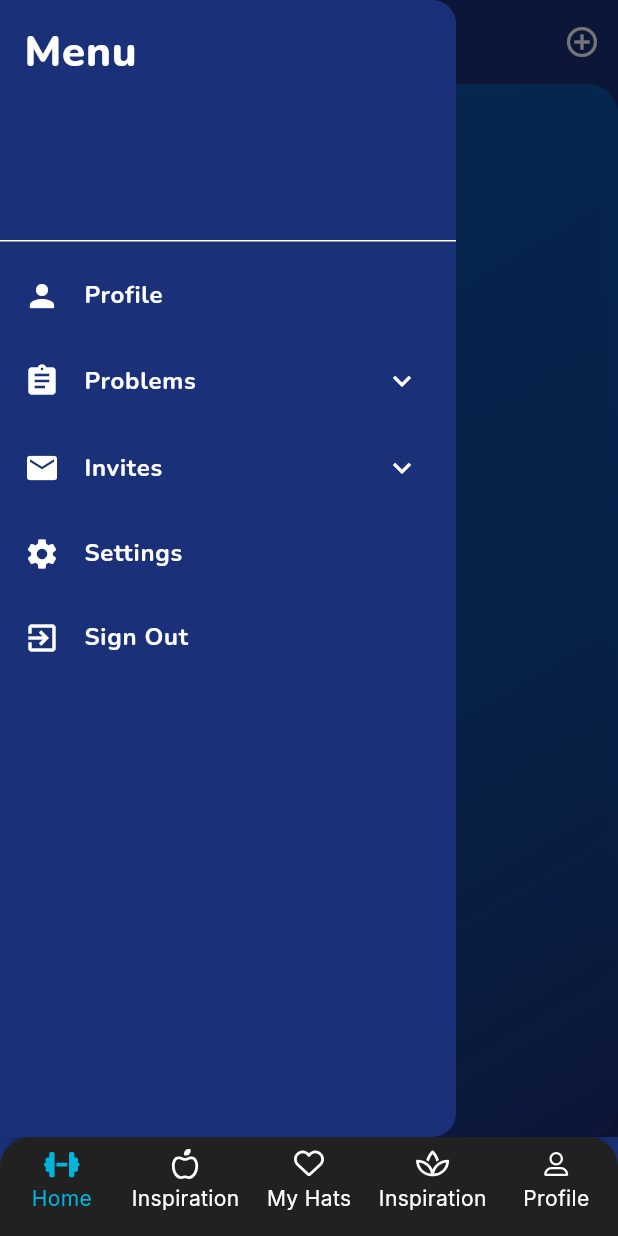
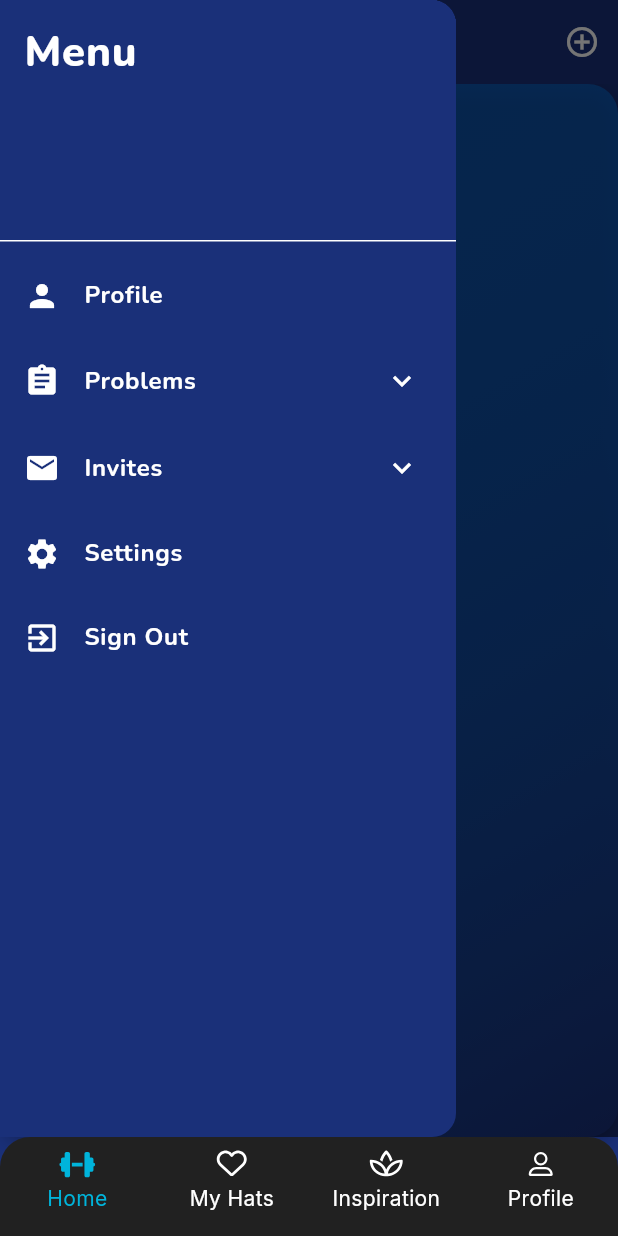
Before and after one commit to MarosLuk/diplomovka, a Flutter app: the DefaultPage screen opened by its route, with the side drawer open, on a phone screen of 412 x 824 dp. Run offline on Flutter 3.47's test engine with Material 3 defaults, Android fonts, the phone set to English and light mode, and no system bars; our stand-ins replace cloud_firestore, firebase_auth, firebase_core, flutter_riverpod, flutter_secure_storage, flutter_slidable and 5 more; accounts and stored records are empty.

Commit message:
navigation fix

```diff
--- a/lib/pages/defaultPage.dart
+++ b/lib/pages/defaultPage.dart
@@ -29,7 +29,6 @@ class _DefaultPageState extends ConsumerState<DefaultPage> {
 
   final List<Widget> _pages = [
     const HomePage(),
-    const InspirationPage(),
     const MyHatsPage(),
     const InspirationPage(),
     ProfilePage(),
@@ -78,27 +77,20 @@ class _DefaultPageState extends ConsumerState<DefaultPage> {
                 _buildBottomNavItem(
                   context,
                   1,
-                  'Inspiration',
-                  'dietActive',
-                  'dietInactive',
-                ),
-                _buildBottomNavItem(
-                  context,
-                  2,
                   'My Hats',
                   'mindActive',
                   'mindInactive',
                 ),
                 _buildBottomNavItem(
                   context,
-                  3,
+                  2,
                   'Inspiration',
                   'recoveryActive',
                   'recoveryInactive',
                 ),
                 _buildBottomNavItem(
                   context,
-                  4,
+                  3,
                   'Profile',
                   'profileActive',
                   'profileInactive',
```
